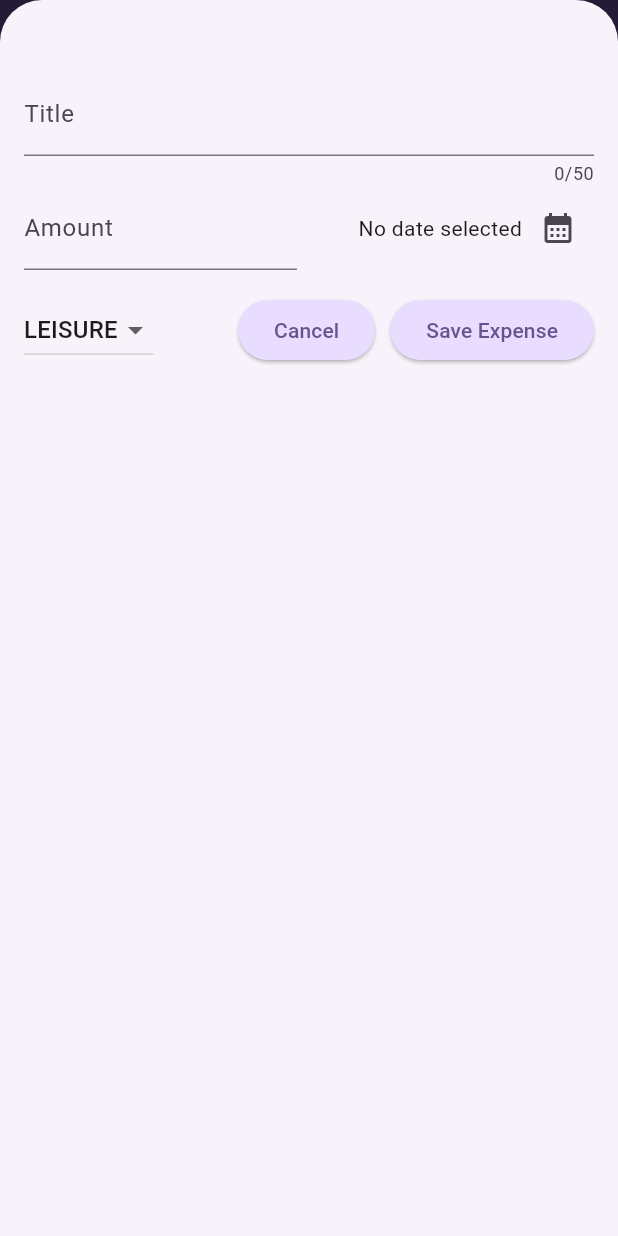
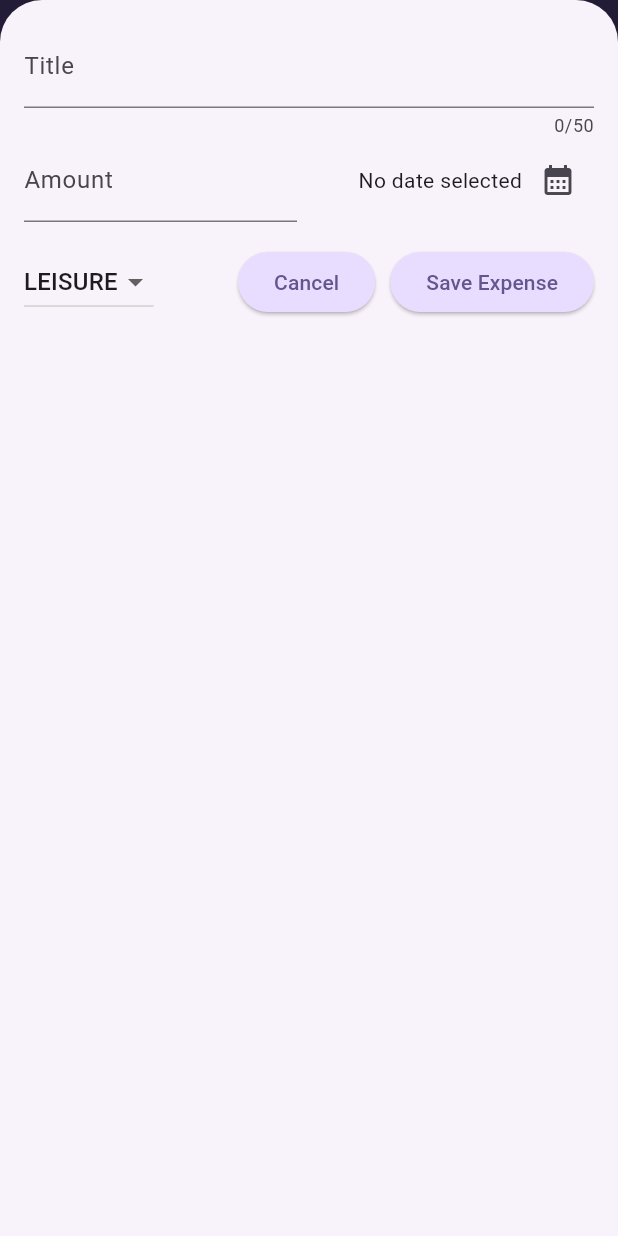
Before and after one commit to fezeboris/Flutter_Maximilian_udemy, a Flutter app: the screen it shows after launch, after a tap on the "add" icon, on a phone screen of 412 x 824 dp. Run offline on Flutter 3.47's test engine with Material 3 defaults, Android fonts, the phone set to English and light mode, and no system bars; our stand-ins replace google_fonts.

Commit message:
app updates

```diff
--- a/expense_tracker/lib/main.dart
+++ b/expense_tracker/lib/main.dart
@@ -1,8 +1,14 @@
 import 'package:expense_tracker/widget/expenses.dart';
 import 'package:flutter/material.dart';
+// import 'package:flutter/services.dart';
 
 void main() {
+  // WidgetsFlutterBinding.ensureInitialized();
+  // SystemChrome.setPreferredOrientations([
+  //   DeviceOrientation.portraitUp,
+  // ]).then((fn) {
   runApp(const MyApp());
+  // });
 }
 
 var kColorSchme =
--- a/expense_tracker/lib/widget/expenses.dart
+++ b/expense_tracker/lib/widget/expenses.dart
@@ -27,6 +27,7 @@ class _ExpensesState extends State<Expenses> {
 
   void _openAddExpenseOverlay() {
     showModalBottomSheet(
+      useSafeArea: true,
       isScrollControlled: true,
       context: context,
       builder: (ctx) => NewExpense(onAddExpense: _addExpense),
@@ -59,6 +60,8 @@ class _ExpensesState extends State<Expenses> {
 
   @override
   Widget build(BuildContext context) {
+    final width = MediaQuery.of(context).size.width;
+
     Widget mainContent = const Center(
       child: Text('No expenses found. Start adding some !'),
     );
@@ -73,12 +76,19 @@ class _ExpensesState extends State<Expenses> {
         IconButton(
             onPressed: _openAddExpenseOverlay, icon: const Icon(Icons.add)),
       ]),
-      body: Column(
-        children: [
-          Chart(expenses: _registeredExpenses),
-          Expanded(child: mainContent),
-        ],
-      ),
+      body: width < 600
+          ? Column(
+              children: [
+                Chart(expenses: _registeredExpenses),
+                Expanded(child: mainContent),
+              ],
+            )
+          : Row(
+              children: [
+                Expanded(child: Chart(expenses: _registeredExpenses)),
+                Expanded(child: mainContent),
+              ],
+            ),
     );
   }
 }
--- a/expense_tracker/lib/widget/new_expense.dart
+++ b/expense_tracker/lib/widget/new_expense.dart
@@ -74,8 +74,14 @@ class _NewExpenseState extends State<NewExpense> {
 
   @override
   Widget build(BuildContext context) {
-    return Padding(
-      padding: const EdgeInsets.fromLTRB(16, 48, 16, 16),
+    final keyboardSpace = MediaQuery.of(context).viewInsets.bottom;
+
+    return LayoutBuilder(builder: (ctx, contraints) {
+      return SizedBox(
+        height: double.infinity,
+        child: SingleChildScrollView(
+          child: Padding(
+            padding: EdgeInsets.fromLTRB(16, 16, 16, keyboardSpace + 16),
             child: Column(children: [
               TextField(
                 controller: _titleController,
@@ -146,6 +152,9 @@ class _NewExpenseState extends State<NewExpense> {
                 ],
               )
             ]),
+          ),
+        ),
       );
+    });
   }
 }
```
Lines whose indentation alone changed are shown as unchanged.
